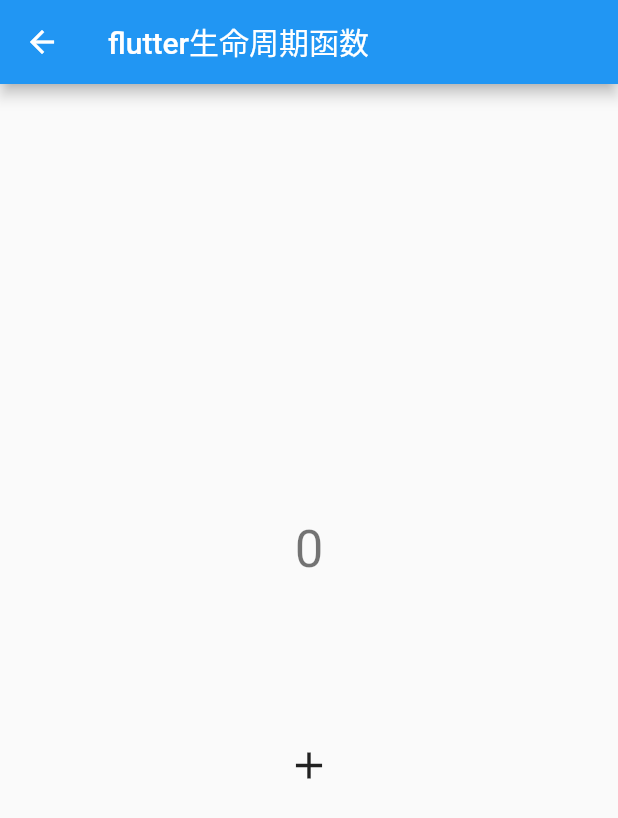
After one commit to insistenceZHUO/build_bundles, a Flutter app: the Chapter2Page screen opened directly, on a phone screen of 412 x 824 dp. The commit adds this screen. Shown: the top 818 px of the screen. Run offline on Flutter 3.47's test engine with Material 2 defaults, Android fonts, the phone set to English and light mode, and no system bars.

Commit message:
flutter生命周期。

```diff
--- /dev/null
+++ b/lib/page/chapter2/chapter2_page.dart
@@ -0,0 +1,89 @@
+import 'package:flutter/material.dart';
+
+class Chapter2Page extends StatefulWidget {
+  const Chapter2Page({Key? key}) : super(key: key);
+
+  @override
+  _Chapter2PageState createState() {
+    debugPrint('count createState');
+    return _Chapter2PageState();
+  }
+}
+
+class _Chapter2PageState extends State<Chapter2Page> {
+  int count = 0;
+
+  int _count = 0;
+
+  void _incrementCounter() {
+    setState(() {
+      debugPrint('count setState');
+      _count++;
+    });
+  }
+
+  @override
+  void initState() {
+    debugPrint('count initState');
+    super.initState();
+  }
+
+  @override
+  void didChangeDependencies() {
+    debugPrint('count didChangeDependencies');
+    super.didChangeDependencies();
+  }
+
+  @override
+  void didUpdateWidget(Chapter2Page oldWidget) {
+    debugPrint('count didUpdateWidget');
+    super.didUpdateWidget(oldWidget);
+  }
+
+  @override
+  void deactivate() {
+    debugPrint('count deactivate');
+    super.deactivate();
+  }
+
+  @override
+  void dispose() {
+    super.dispose();
+  }
+
+  @override
+  void reassemble() {
+    debugPrint('count reassemble');
+    super.reassemble();
+  }
+
+  @override
+  Widget build(BuildContext context) {
+    return Scaffold(
+      appBar: AppBar(
+        title: const Text('flutter生命周期函数'),
+      ),
+      body: Center(
+        child: Column(
+          mainAxisAlignment: MainAxisAlignment.center,
+          children: <Widget>[
+            Text(
+              '$_count',
+              style: Theme.of(context).textTheme.headline4,
+            ),
+            Padding(
+              padding: const EdgeInsets.only(top: 100),
+              child: IconButton(
+                icon: const Icon(
+                  Icons.add,
+                  size: 30,
+                ),
+                onPressed: _incrementCounter,
+              ),
+            ),
+          ],
+        ),
+      ),
+    );
+  }
+}
```
Also changed, not shown: lib/main.dart (+13 -2 lines), lib/page/chapter1_page/chapter1.dart (+24 -2 lines), lib/page/inheritedWidget_example/count_inherited_widget.dart (added, +20 -0 lines), lib/page/inheritedWidget_example/inherited_widget_example_page.dart (added, +17 -0 lines), lib/page/provider/todo_list/page/todo_list_page.dart (+18 -17 lines), lib/page/stream/stream_home_example_page.dart (added, +115 -0 lines).
